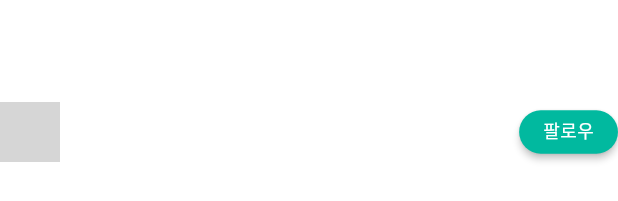
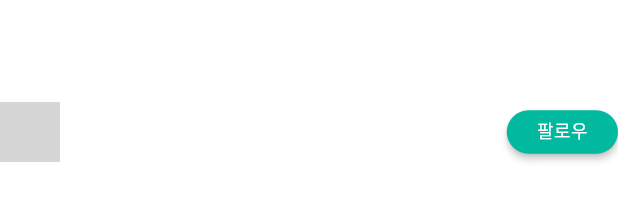
Before and after one commit to Artivaghani/post_screen, a Flutter app: what getProfileView() shows on an empty page, opened directly with empty values, on a phone screen of 412 x 824 dp. Shown: the part 486-687 px from the top of the screen. Run offline on Flutter 3.47's test engine with Material 2 defaults, Android fonts, the phone set to English and light mode, and no system bars; our stand-ins replace carousel_slider, get; network calls fail; grey boxes are pictures that could not be loaded.

Commit message:
~ Minor changes

```diff
--- a/lib/app_widgets/app_widgtes.dart
+++ b/lib/app_widgets/app_widgtes.dart
@@ -93,7 +93,7 @@ class AppWidgets {
                 )
               : ButtonView(
                   title: AppString.follow,
-                  width: AppDimen.dimen80,
+                  width: AppDimen.dimen90,
                   height: AppDimen.dimen35,
                 )
         ],
```
Also changed, not shown: lib/post_screen/post_screen.dart (+2 -5 lines).
